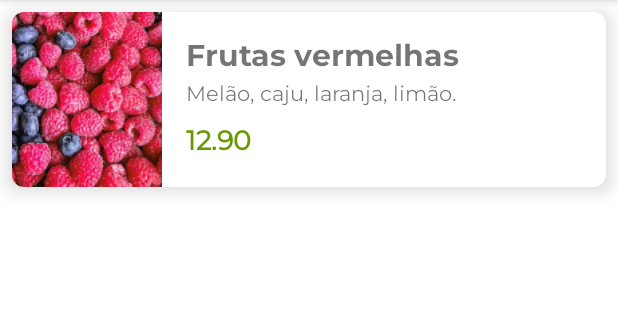
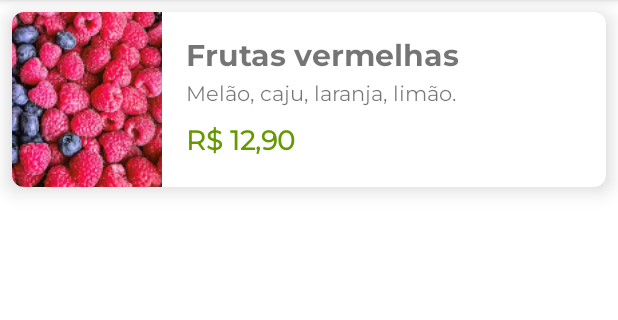
Before and after one commit to Fael-dev/android-nativo-kt-2, an Android app: the screen it shows after launch (ListaProdutosActivity), on a phone screen of 412 x 824 dp, the part 84-404 px from its top. Run offline under Robolectric (Android 15) with nearby library versions, the phone set to English and light mode, and no system bars.

```diff
--- a/app/src/main/java/com/example/orgs/ui/recyclerview/adapter/ListaProdutosAdapter.kt
+++ b/app/src/main/java/com/example/orgs/ui/recyclerview/adapter/ListaProdutosAdapter.kt
@@ -2,13 +2,13 @@ package com.example.orgs.ui.recyclerview.adapter
 
 import android.content.Context
 import android.view.LayoutInflater
-import android.view.View
 import android.view.ViewGroup
-import android.widget.TextView
 import androidx.recyclerview.widget.RecyclerView
-import com.example.orgs.R
 import com.example.orgs.databinding.ProdutoItemBinding
 import com.example.orgs.models.Produto
+import java.math.BigDecimal
+import java.text.NumberFormat
+import java.util.Locale
 
 class ListaProdutosAdapter(
     private val context: Context,
@@ -25,7 +25,13 @@ class ListaProdutosAdapter(
         fun vincula(produto: Produto) {
             this.nome.text = produto.nome
             this.descricao.text = produto.descricao
-            this.valor.text = produto.valor.toPlainString()
+            this.valor.text = formatarParaMoeadBrasileira(produto.valor)
+        }
+
+        private fun formatarParaMoeadBrasileira(valor: BigDecimal): String {
+            val formatador: NumberFormat = NumberFormat
+                .getCurrencyInstance(Locale("pt", "br"))
+            return formatador.format(valor)
         }
     }
 
@@ -46,5 +52,4 @@ class ListaProdutosAdapter(
         this.produtos.addAll(produtos)
         notifyDataSetChanged()
     }
-
 }
--- a/app/src/main/res/drawable/plano_de_fundo_produto.xml
+++ /dev/null
@@ -1,6 +0,0 @@
-<?xml version="1.0" encoding="utf-8"?>
-<shape xmlns:android="http://schemas.android.com/apk/res/android"
-    android:shape="rectangle">
-    <stroke android:color="@color/black" android:width="1dp"/>
-    <corners android:radius="8dp"/>
-</shape>
--- a/app/src/main/res/layout/produto_item.xml
+++ b/app/src/main/res/layout/produto_item.xml
@@ -56,7 +56,7 @@
             app:layout_constraintBottom_toBottomOf="parent"
             android:layout_marginTop="8dp"
             android:layout_marginBottom="16dp"
-            tools:text="19.99" />
+            tools:text="R$ 19.99" />
 
         <ImageView
             android:id="@+id/imageView"
```
